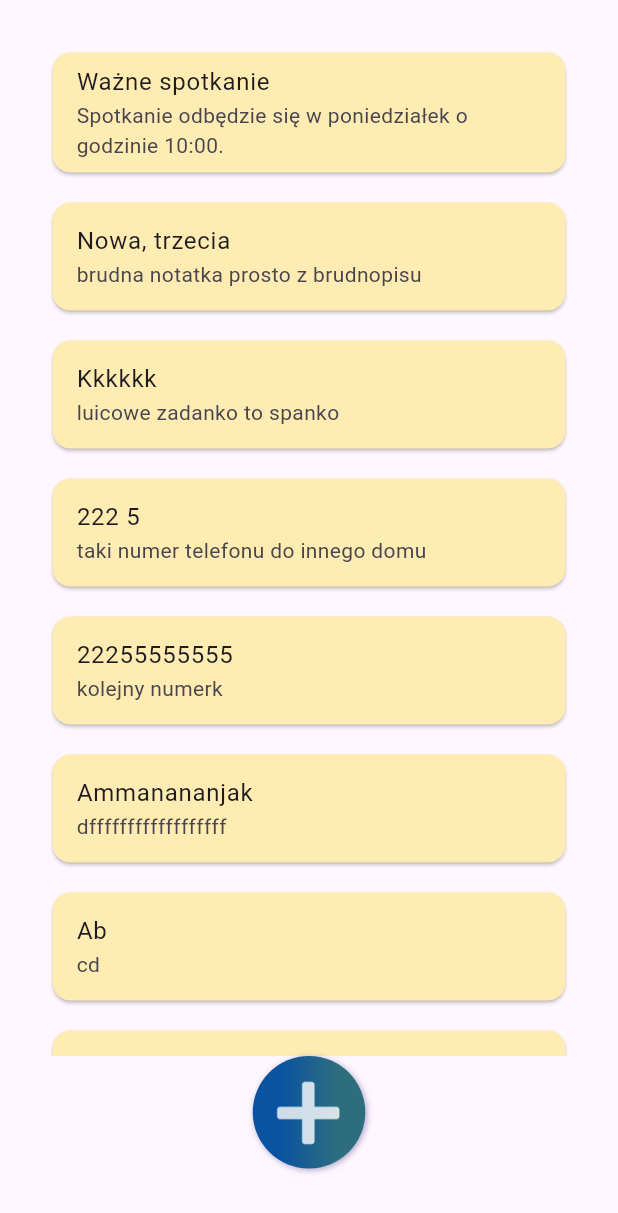
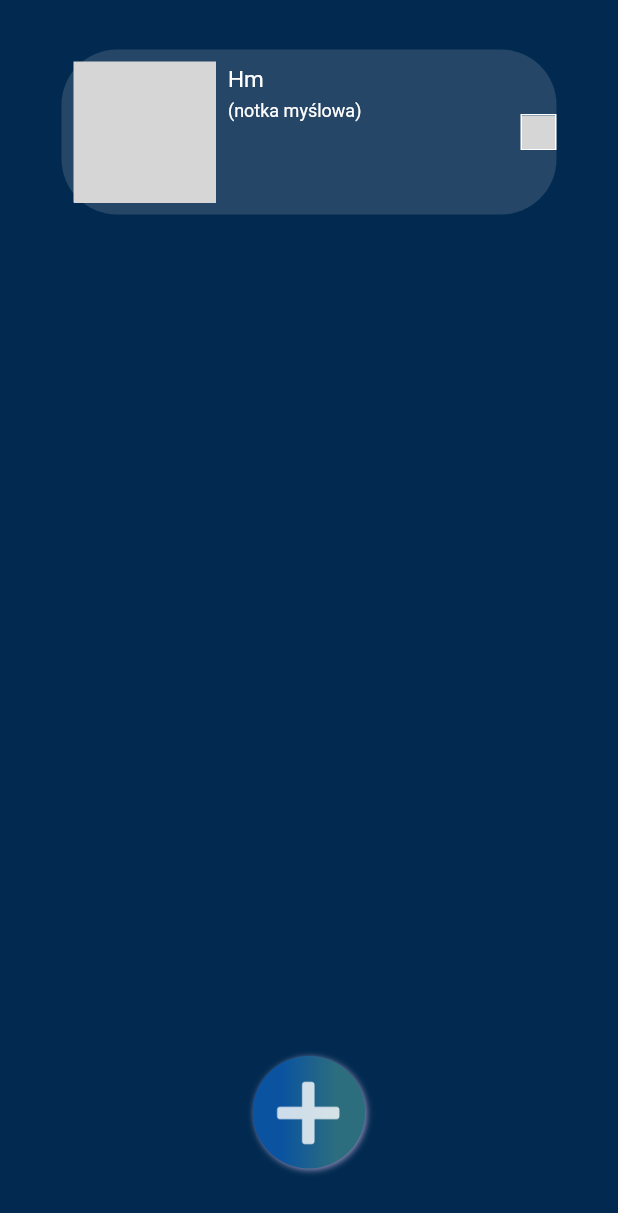
Before and after one commit to majaszturmaj/to_do_flutter_app, a Flutter app: the screen it shows after launch, on a phone screen of 412 x 824 dp. Shown: the top 1213 px of the screen. Run offline on Flutter 3.47's test engine with Material 2 defaults, Android fonts, the phone set to English and light mode, and no system bars; our stand-ins replace flutter_svg; Roboto replaces fonts that are missing (Roboto Mono); grey boxes are pictures that could not be loaded.

Commit message:
Working addition/deletion and beter layout

```diff
--- a/lib/assets/notes.json
+++ b/lib/assets/notes.json
@@ -1 +1 @@
-[{"title":"Ważne spotkanie","text":"Spotkanie odbędzie się w poniedziałek o godzinie 10:00."},{"title":"Nowa, trzecia","text":"brudna notatka prosto z brudnopisu"},{"title":"Kkkkkk","text":"luicowe zadanko to spanko"},{"title":"222 5","text":"taki numer telefonu do innego domu"},{"title":"22255555555","text":"kolejny numerk"},{"title":"Ammanananjak","text":"dffffffffffffffffff"},{"title":"Ab","text":"cd"},{"title":"Kolejna piękna","text":"ale nader zwyczajna notka. 😁"},{"title":"następne","text":"achh nudziarstwo"},{"title":"Kajmak","text":"kaj mi tu mak?"},{"title":"kotki","text":"jeszcze raz piszę, iż KAŻDY z kotków słodki..."},{"title":"Kotki","text":"AAAAAAAAAAAAAAAAAAAAAAAAAAAAAAAAAAAAAAAAAAAAAAAAAAAAAAAAAł, ugryzł mnie."},{"title":"Dodatki zadatki","text":"bęc."},{"title":"ssssssssssss","text":"ssssssssssssssssssssssssssssssssssss"},{"title":"Blabla","text":"cośtamcośtamcośtam"},{"title":"dddddddd","text":"dddddddddddd"},{"title":"ddddddddd","text":"dddddddddddddd"},{"title":"vvvvvvvvvv","text":"vvvvvvvvvvvvvvvvvvvv"},{"title":"fffffff","text":"ffffffffffffffffff"},{"title":"gfggg","text":"ggggg"}]
+[{"title":"Hm","text":"(notka myślowa)"}]
--- a/lib/widgets/NoteListWidget.dart
+++ b/lib/widgets/NoteListWidget.dart
@@ -2,6 +2,7 @@ import 'dart:convert';
 
 import 'package:flutter/material.dart';
 import 'package:flutter/services.dart';
+import 'package:flutter_svg/svg.dart';
 
 import '../classes/Note.dart';
 
@@ -73,6 +74,14 @@ class _NoteListWidgetState extends State<NoteListWidget> {
     });
   }
 
+  void onNoteDismissed(int index) {
+    setState(() {
+      _notes.removeAt(index);
+      noteManager.deleteNote(index); // Usuń notatkę z pliku JSON
+    });
+  }
+
+
   @override
   void initState() {
     super.initState();
@@ -83,6 +92,7 @@ class _NoteListWidgetState extends State<NoteListWidget> {
   @override
   Widget build(BuildContext context) {
     return Scaffold(
+      backgroundColor: const Color(0xFF022A50),
       body: Padding(
         padding: const EdgeInsets.all(25),
         child: Column(
@@ -93,27 +103,82 @@ class _NoteListWidgetState extends State<NoteListWidget> {
                   ListView.builder(
                     itemCount: _notes.length,
                     itemBuilder: (context, index) {
-                      final note = _notes[index];
+                      final note = _notes.reversed.toList()[index];
 
-                      return Dismissible(
-                        key: UniqueKey(),
-                        onDismissed: (direction) {
-                          setState(() {
-                            _notes.removeAt(index);
-                          });
-                        },
-                        background: Container(
-                          color: Colors.red,
-                          alignment: Alignment.centerLeft,
-                          padding: EdgeInsets.only(left: 16),
-                          child: Icon(Icons.delete, color: Colors.white),
-                        ),
-                        child: Card(
-                          margin: const EdgeInsets.all(10),
-                          color: Colors.amber.shade100,
-                          child: ListTile(
-                            title: Text(note.title),
-                            subtitle: Text(note.text),
+                      return Padding(
+                        padding: const EdgeInsets.fromLTRB(16, 8, 16, 8),
+                        child: Container(
+                          height: 110,
+                          decoration: BoxDecoration(
+                            borderRadius: BorderRadius.circular(37),
+                            color: Color.fromRGBO(217, 217, 217, 0.161),
+                          ),
+                          child: Row(
+                            children: [
+                              Padding(
+                                padding: const EdgeInsets.all(8.0),
+                                child: SvgPicture.asset(
+                                  'assets/images/notegradient.svg',
+                                  semanticsLabel: 'notegradient',
+                                  height: 95, // Dodano wysokość dla poprawnego wyświetlania SVG
+                                ),
+                              ),
+                              Expanded(
+                                child: Padding(
+                                  padding: const EdgeInsets.only(top: 12.0, bottom: 12.0, right: 12.0),
+                                  child: Column(
+                                    crossAxisAlignment: CrossAxisAlignment.start,
+                                    children: [
+                                      Text(
+                                        note.title,
+                                        style: TextStyle(
+                                          color: Colors.white,
+                                          fontFamily: 'Roboto Mono',
+                                          fontSize: 15,
+                                          letterSpacing: 0,
+                                          fontWeight: FontWeight.normal,
+                                          height: 1,
+                                        ),
+                                        maxLines: 1,
+                                        overflow: TextOverflow.ellipsis,
+                                      ),
+                                      SizedBox(height: 8),
+                                      Expanded(
+                                        child: Text(
+                                          note.text,
+                                          style: TextStyle(
+                                            color: Colors.white,
+                                            fontFamily: 'Roboto Mono',
+                                            fontSize: 12,
+                                            letterSpacing: 0,
+                                            fontWeight: FontWeight.normal,
+                                            height: 1,
+                                          ),
+                                          maxLines: 4,
+                                          overflow: TextOverflow.ellipsis,
+                                        ),
+                                      ),
+                                    ],
+                                  ),
+                                ),
+                              ),
+                              GestureDetector(
+                                onTap: () {
+                                  onNoteDismissed(_notes.indexOf(note));
+                                },
+                                child: Container(
+                                  width: 24,
+                                  height: 24,
+                                  decoration: BoxDecoration(
+                                    border: Border.all(color: Colors.white), // Dodano obramowanie
+                                  ),
+                                  child: Image.asset(
+                                    'assets/images/Close.png',
+                                    fit: BoxFit.fitWidth,
+                                  ),
+                                ),
+                              ),
+                            ],
                           ),
                         ),
                       );
```
Also changed, not shown: pubspec.yaml (+8 -0 lines), lib/assets/fonts/RobotoMono-Medium.ttf (added), lib/assets/images/close.png (added), lib/assets/images/notegradient.svg (added), pubspec.lock.
